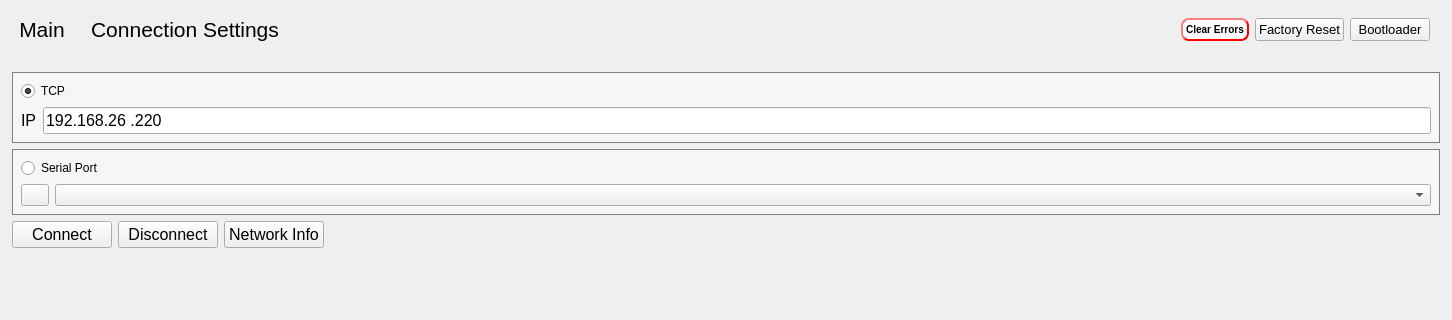
Old version of the form mainwindow.ui in the repository bulkanul/EVO_YFL_1064_GUI_coherent2; both pictures show x 0 to 1452 and y 0 to 320 of the 1452 by 480 pixel window.
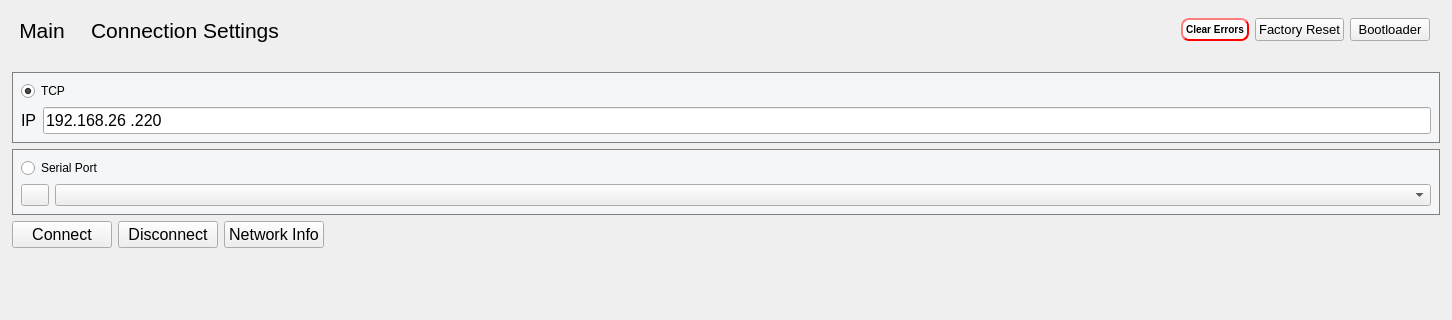
New version of the form. Icons and pictures are not drawn.

Commit message: Keep error controls from shifting the layout

```diff
--- a/mainwindow.ui
+++ b/mainwindow.ui
@@ -50,7 +50,7 @@
         <height>60</height>
        </size>
       </property>
-      <layout class="QHBoxLayout" name="horizontalLayout_59">
+      <layout class="QHBoxLayout" name="horizontalLayout_59" stretch="0,0,1,0,0,0,0">
        <property name="topMargin">
         <number>3</number>
        </property>
@@ -65,19 +65,6 @@
          <property name="rightMargin">
           <number>10</number>
          </property>
-         <item>
-          <spacer name="verticalSpacer">
-           <property name="orientation">
-            <enum>Qt::Orientation::Vertical</enum>
-           </property>
-           <property name="sizeHint" stdset="0">
-            <size>
-             <width>20</width>
-             <height>40</height>
-            </size>
-           </property>
-          </spacer>
-         </item>
          <item>
           <widget class="QPushButton" name="menu_main">
            <property name="enabled">
@@ -115,7 +102,7 @@
 {
 	text-align: center;
     border: 0px solid gray;
-	vertical-align: bottom;
+    padding: 3px 0px;
 }
 
 QPushButton:hover
@@ -143,19 +130,6 @@
            </property>
           </widget>
          </item>
-         <item>
-          <spacer name="verticalSpacer_2">
-           <property name="orientation">
-            <enum>Qt::Orientation::Vertical</enum>
-           </property>
-           <property name="sizeHint" stdset="0">
-            <size>
-             <width>20</width>
-             <height>40</height>
-            </size>
-           </property>
-          </spacer>
-         </item>
         </layout>
        </item>
        <item>
@@ -166,19 +140,6 @@
          <property name="rightMargin">
           <number>10</number>
          </property>
-         <item>
-          <spacer name="verticalSpacer_5">
-           <property name="orientation">
-            <enum>Qt::Orientation::Vertical</enum>
-           </property>
-           <property name="sizeHint" stdset="0">
-            <size>
-             <width>20</width>
-             <height>40</height>
-            </size>
-           </property>
-          </spacer>
-         </item>
          <item>
           <widget class="QPushButton" name="menu_button">
            <property name="enabled">
@@ -216,7 +177,7 @@
 {
 	text-align: center;
     border: 0px solid gray;
-	vertical-align: bottom;
+    padding: 3px 0px;
 }
 
 QPushButton:hover
@@ -244,19 +205,6 @@
            </property>
           </widget>
          </item>
-         <item>
-          <spacer name="verticalSpacer_3">
-           <property name="orientation">
-            <enum>Qt::Orientation::Vertical</enum>
-           </property>
-           <property name="sizeHint" stdset="0">
-            <size>
-             <width>20</width>
-             <height>40</height>
-            </size>
-           </property>
-          </spacer>
-         </item>
         </layout>
        </item>
        <item>
```
Left out of the diff: 4 changed lines with no effect on the pictures. The commit also changes 7 other files.
